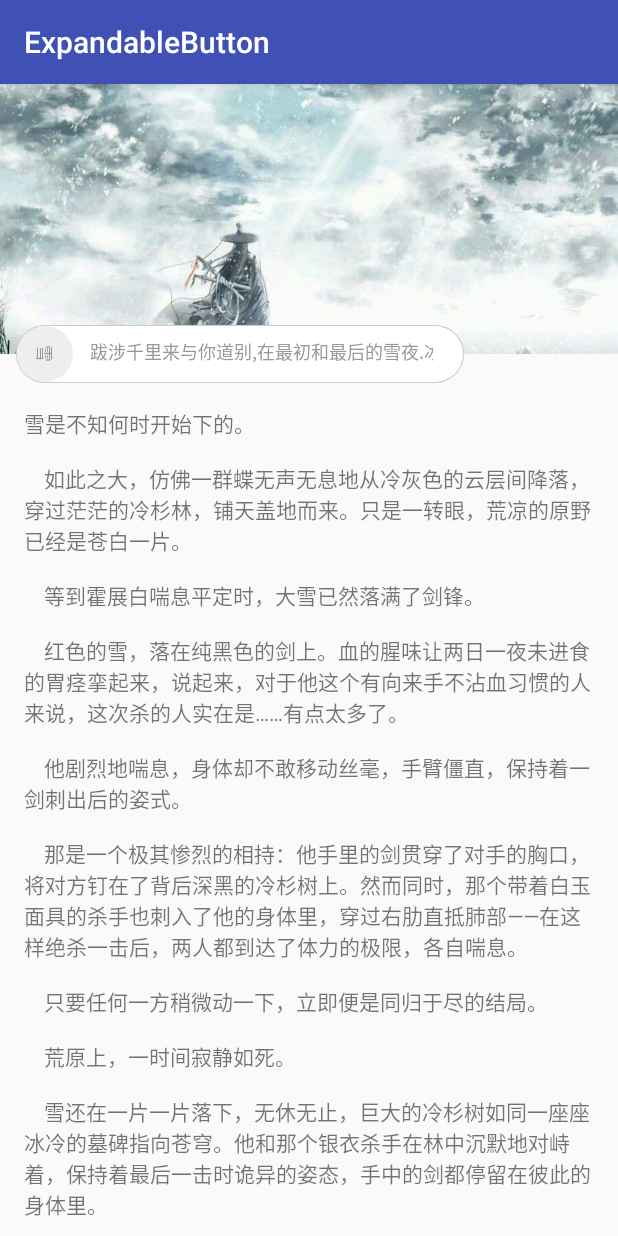
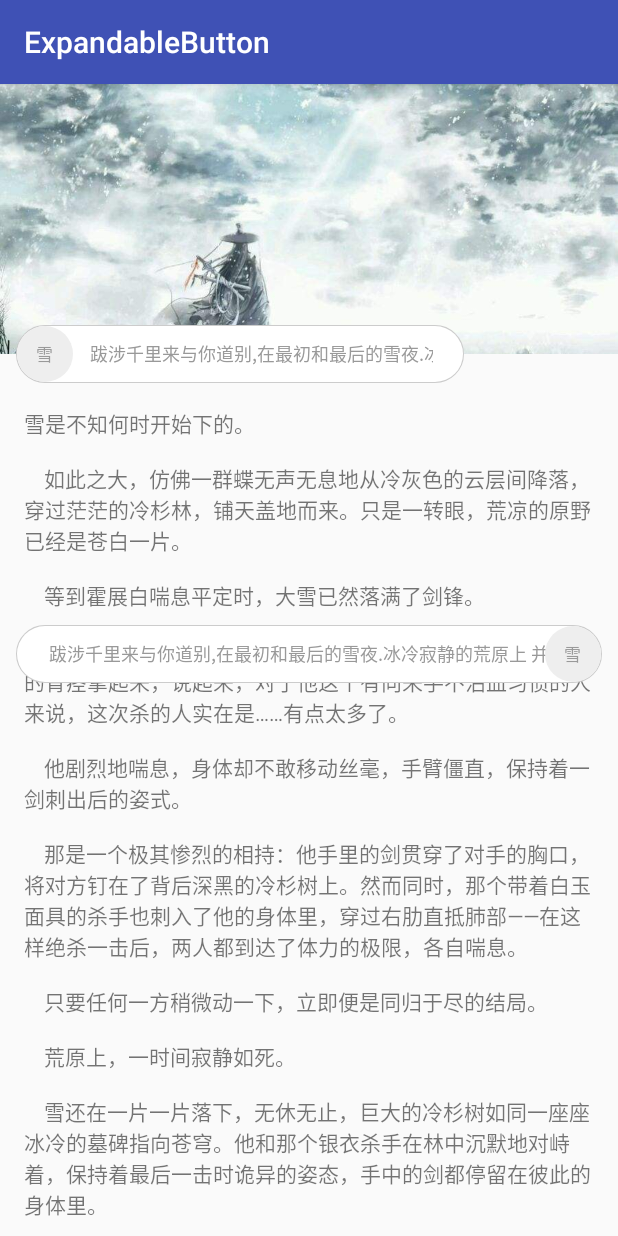
Before and after one commit to woshiaxie/ExpandableButton, an Android app: the screen it shows after launch (MainActivity), on a phone screen of 412 x 824 dp. Run offline under Robolectric (Android 15) with nearby library versions, the phone set to English and light mode, and no system bars.

Commit message:
1.修复iconView不存在的情况下的绘制错误； 2.更新DEMO

```diff
--- a/app/src/main/java/com/huang/expandablebutton/MainActivity.kt
+++ b/app/src/main/java/com/huang/expandablebutton/MainActivity.kt
@@ -22,6 +22,7 @@ class MainActivity : AppCompatActivity() {
     internal var appBar: AppBarLayout? = null
 
     internal var expandableBtn: ExpandableButton? = null
+    internal var expandableBtn2: ExpandableButton? = null
 
     internal var fl: FrameLayout? = null
 
@@ -40,7 +41,8 @@ class MainActivity : AppCompatActivity() {
     private fun initViews(){
         toolbarLayout = findViewById(R.id.toolbar_layout)
         appBar = findViewById(R.id.app_bar)
-        expandableBtn = findViewById(R.id.text)
+        expandableBtn = findViewById(R.id.expandableBtn)
+        expandableBtn2 = findViewById(R.id.expandableBtn2)
         fl = findViewById(R.id.fl)
         mTextView = findViewById(R.id.tv_text)
 
@@ -56,6 +58,13 @@ class MainActivity : AppCompatActivity() {
         expandableBtn?.setOnClickListener(ExpandableButton.OnClickListener {
 
             expandableBtn?.switchFoldStatus()
+        })
+
+        expandableBtn2?.setOnClickListener(object:ExpandableButton.OnClickListener{
+            override fun onClick(sfb: ExpandableButton?) {
+                Toast.makeText(this@MainActivity, "点击了", Toast.LENGTH_SHORT).show()
+                sfb?.switchFoldStatus()
+            }
         })
 
         appBar?.addOnOffsetChangedListener(AppBarLayout.OnOffsetChangedListener { appBarLayout, verticalOffset ->
--- a/app/src/main/res/layout/activity_main.xml
+++ b/app/src/main/res/layout/activity_main.xml
@@ -37,7 +37,7 @@
     </android.support.design.widget.CoordinatorLayout>
 
     <com.huang.library.ExpandableButton
-        android:id="@+id/text"
+        android:id="@+id/expandableBtn"
         android:layout_width="300dp"
         android:layout_height="40dp"
         android:layout_marginLeft="10dp"
@@ -56,5 +56,27 @@
         app:borderColor="#cccccc"
         app:borderWidth="1dp"
         app:duration="600"
-        app:iconRotateDegree="90"/>
+        app:iconRotateDegree="360"/>
+    <com.huang.library.ExpandableButton
+        android:id="@+id/expandableBtn2"
+        android:layout_width="match_parent"
+        android:layout_height="40dp"
+        android:layout_marginLeft="10dp"
+        android:layout_marginRight="10dp"
+        android:layout_marginTop="360dp"
+        android:layout_gravity="right"
+        app:stepRatio="0.08"
+        app:contentText="跋涉千里来与你道别,在最初和最后的雪夜.冰冷寂静的荒原上 并肩走过的我们"
+        app:contentTextColor="#999999"
+        app:contentTextSize="12dp"
+        app:contentBackgroundColor="#ffffff"
+        app:iconText="雪"
+        app:iconTextSize="11dp"
+        app:iconTextColor="#999999"
+        app:iconBackgroundColor="#eeeeee"
+        app:iconLeft="false"
+        app:borderColor="#cccccc"
+        app:borderWidth="1dp"
+        app:duration="600"
+        app:iconRotateDegree="360"/>
 </FrameLayout>
--- a/library/src/main/java/com/huang/library/ExpandableButton.java
+++ b/library/src/main/java/com/huang/library/ExpandableButton.java
@@ -215,7 +215,6 @@ public class ExpandableButton extends LinearLayout {
         iconFont.setTextColor(iconTextColor);
         rootView.addView(iconFont, params);
 
-
         rootView.setTag("icon");
         iconView = rootView;
         addView(iconView,rootParams);
@@ -276,6 +275,8 @@ public class ExpandableButton extends LinearLayout {
             public void onAnimationUpdate(ValueAnimator animation) {
                 float progress = (float)animation.getAnimatedValue();
                 calculateFieldsWhenFold(progress);
+                invalidate();
+                requestLayout();
             }
         });
 
@@ -319,8 +320,9 @@ public class ExpandableButton extends LinearLayout {
             @Override
             public void onAnimationUpdate(ValueAnimator animation) {
                 float progress = (float)animation.getAnimatedValue();
-                Log.d("MyLog","\nprogress=="+progress);
                 calculateFieldsWhenUnfold(progress);
+                invalidate();
+                requestLayout();
             }
         });
 
@@ -348,13 +350,18 @@ public class ExpandableButton extends LinearLayout {
                 super.onMeasure(widthMeasureSpec,heightMeasureSpec);
             }
 
+            if(contentView != null) {
                 measureChild(contentView, widthMeasureSpec, heightMeasureSpec);
                 textWidth = contentView.getMeasuredWidth();
                 textHeight = contentView.getMeasuredHeight();
+            }
 
+            if (iconView != null) {
                 measureChild(iconView, widthMeasureSpec, heightMeasureSpec);
                 iconWidth = iconView.getMeasuredWidth();
                 iconHeight = iconView.getMeasuredHeight();
+            }
+
 
             //根据模式设置宽高
             adjustWithAndHeight(widthMeasureSpec,heightMeasureSpec);
@@ -449,6 +456,9 @@ public class ExpandableButton extends LinearLayout {
     }
 
     private void resetContentLayoutParams() {
+        if (contentView == null) {
+            return;
+        }
         ViewGroup.LayoutParams vgParams = contentView.getLayoutParams();
         LinearLayout.LayoutParams params = null;
         if (vgParams != null && vgParams instanceof LinearLayout.LayoutParams) {
@@ -457,11 +467,18 @@ public class ExpandableButton extends LinearLayout {
             params = new LinearLayout.LayoutParams(ViewGroup.LayoutParams.WRAP_CONTENT, LinearLayout.LayoutParams.MATCH_PARENT);
         }
 
+        if (iconView != null) {
             params.width = width - borderCornerRadius - 2 * radius - spaceBetweenContentAndIcon - 2 * borderWidth;
+        } else {
+            params.width = width - borderCornerRadius - radius - spaceBetweenContentAndIcon - 2 * borderWidth;
+        }
         contentView.setLayoutParams(params);
     }
 
     private void resetIconViewLayoutParams() {
+        if (iconView == null) {
+            return;
+        }
         ViewGroup.LayoutParams vgParams = iconView.getLayoutParams();
         LinearLayout.LayoutParams params = null;
         if (vgParams != null && vgParams instanceof LinearLayout.LayoutParams) {
@@ -488,6 +505,7 @@ public class ExpandableButton extends LinearLayout {
     private void drawBackgroundRect(Canvas canvas) {
         RectF rectOutter;
         RectF rectInner;
+        Log.d("MyLog","drawBackgroundRect");
         //绘制外层边框
         paint.setStyle(Paint.Style.FILL_AND_STROKE);
         paint.setStrokeWidth(borderWidth);
@@ -515,31 +533,60 @@ public class ExpandableButton extends LinearLayout {
     @Override
     protected void onLayout(boolean changed, int l, int t, int r, int b) {
         if (leftStart) {
+            if (contentView != null) {
+                if (iconView != null) {
                     contentView.layout(
                             mLeftCircle.x + radius + spaceBetweenContentAndIcon,
-                    radius - textHeight / 2,
+                            radius - textHeight / 2 + borderWidth,
                             mRightCircle.x + radius - borderWidth - borderCornerRadius,
                             radius + textHeight / 2
                     );
+                } else {
+                    contentView.layout(
+                            radius + spaceBetweenContentAndIcon,
+                            radius - textHeight / 2 + borderWidth,
+                            mRightCircle.x + radius - borderWidth - borderCornerRadius,
+                            radius + textHeight / 2
+                    );
+                }
+
+            }
+            if (iconView != null) {
                 iconView.layout(
                         mLeftCircle.x - radius,
                         mLeftCircle.y - radius,
                         mLeftCircle.x + radius,
                         mLeftCircle.y + radius
                 );
+            }
+
+        } else {
+            if (contentView != null) {
+                if (iconView != null) {
+                    contentView.layout(
+                            mLeftCircle.x - radius + borderCornerRadius +  borderWidth,
+                            radius - textHeight / 2 + + borderWidth,
+                            mRightCircle.x - spaceBetweenContentAndIcon,
+                            radius + textHeight / 2
+                    );
                 } else {
                     contentView.layout(
                             mLeftCircle.x - radius + borderCornerRadius +  borderWidth,
-                    radius - textHeight / 2,
+                            radius - textHeight / 2 + borderWidth ,
                             mRightCircle.x - spaceBetweenContentAndIcon,
                             radius + textHeight / 2
                     );
+                }
+            }
+
+            if (iconView != null) {
                 iconView.layout(
                         mRightCircle.x - radius,
                         borderWidth,
                         mRightCircle.x + radius,
                         mRightCircle.y + radius
                 );
+            }
         }
 
     }
@@ -613,6 +660,7 @@ public class ExpandableButton extends LinearLayout {
 
     //外部调用
     public void switchFoldStatus() {
+        setEnabled(true);
         if (!isFolded) {    //判断是否是递增状态
             switchToFold();
         } else {
@@ -658,9 +706,8 @@ public class ExpandableButton extends LinearLayout {
             rotateDegrees = (int)(degrees * progress);
             iconView.setRotation(rotateDegrees);
         }
+        Log.d("MyLog","progress == "+progress+", step == " + (gapBetweenCircles * progress) +",mRightCircle.x == " + mRightCircle.x+", mLeftCircle.x == " + mLeftCircle.x);
         calculateContentToShow(false , true);
-        requestLayout();
-
     }
 
     private void calculateFieldsWhenUnfold(float progress) {
@@ -681,8 +728,6 @@ public class ExpandableButton extends LinearLayout {
             rotateDegrees = (int)(degrees * progress);
             iconView.setRotation(rotateDegrees);
         }
-
-        requestLayout();
     }
 
 
```
Lines whose indentation alone changed are shown as unchanged.
